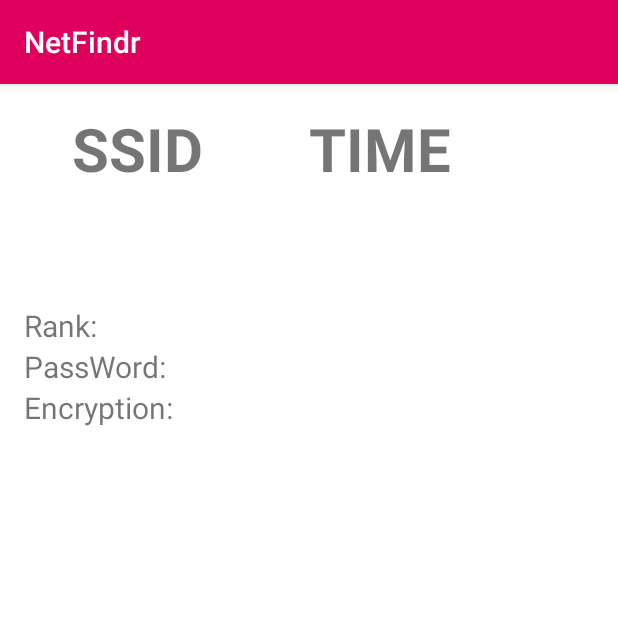
After one commit to Front-Door/NetFindr, an Android app: the SingleConnectionActivity screen opened directly, with no data from a screen before it, on a phone screen of 412 x 824 dp, the top half of it. The commit adds this screen. Run offline under Robolectric (Android 15) with nearby library versions, the phone set to English and light mode, and no system bars.

Commit message:
Added Single Connection page, and set up formatting and values for use

```diff
--- a/app/src/main/AndroidManifest.xml
+++ b/app/src/main/AndroidManifest.xml
@@ -10,17 +10,22 @@
     <uses-permission android:name="android.permission.ACCESS_COARSE_LOCATION" />
     <uses-permission android:name="android.permission.ACCESS_FINE_LOCATION" />
 
+    <android:uses-permission android:name="android.permission.WRITE_EXTERNAL_STORAGE" />
+    <android:uses-permission android:name="android.permission.READ_PHONE_STATE" />
+    <android:uses-permission android:name="android.permission.READ_EXTERNAL_STORAGE" />
+
     <application
         android:allowBackup="true"
         android:icon="@mipmap/ic_launcher"
         android:label="@string/app_name"
         android:supportsRtl="true"
         android:theme="@style/AppTheme">
-        <activity android:name=".MainActivity" >
+        <activity android:name=".MainActivity">
             <intent-filter>
                 <action android:name="android.intent.action.MAIN" />
 
                 <category android:name="android.intent.category.LAUNCHER" />
+
                 <action android:name="android.net.conn.CONNECTIVITY_CHANGE" />
             </intent-filter>
         </activity>
@@ -29,7 +34,8 @@
             android:name=".WifiService"
             android:exported="false" />
 
-        <activity android:name=".ConnectionListActivity"></activity>
+        <activity android:name=".ConnectionListActivity" />
+        <activity android:name=".SingleConnectionActivity"></activity>
     </application>
 
 </manifest>
--- /dev/null
+++ b/app/src/main/java/nz/frontdoor/netfindr/SingleConnectionActivity.java
@@ -0,0 +1,17 @@
+package nz.frontdoor.netfindr;
+
+import android.support.v7.app.AppCompatActivity;
+import android.os.Bundle;
+
+import java.text.SimpleDateFormat;
+
+public class SingleConnectionActivity extends AppCompatActivity {
+
+    SimpleDateFormat SD = new SimpleDateFormat("KK:mm a dd/MM/yy ");
+
+    @Override
+    protected void onCreate(Bundle savedInstanceState) {
+        super.onCreate(savedInstanceState);
+        setContentView(R.layout.activity_single_connection);
+    }
+}
--- a/app/src/main/res/layout/activity_connectionlist.xml
+++ b/app/src/main/res/layout/activity_connectionlist.xml
@@ -10,8 +10,11 @@
 
      <android.support.v7.widget.RecyclerView
         android:id="@+id/main_list"
-        android:layout_width="match_parent"
-        android:layout_height="match_parent"/>
+         android:layout_width="match_parent"
+         android:layout_height="match_parent">
+
+     </android.support.v7.widget.RecyclerView>
+
 
 
 </LinearLayout>
--- /dev/null
+++ b/app/src/main/res/layout/activity_single_connection.xml
@@ -0,0 +1,128 @@
+<?xml version="1.0" encoding="utf-8"?>
+<LinearLayout xmlns:android="http://schemas.android.com/apk/res/android"
+    xmlns:tools="http://schemas.android.com/tools"
+    android:layout_width="match_parent"
+    android:orientation="vertical"
+    android:layout_height="match_parent"
+    android:paddingBottom="@dimen/activity_vertical_margin"
+    android:paddingLeft="@dimen/activity_horizontal_margin"
+    android:paddingRight="@dimen/activity_horizontal_margin"
+    android:paddingTop="@dimen/activity_vertical_margin"
+    tools:context=".SingleConnectionActivity">
+
+    <LinearLayout
+        android:layout_width="match_parent"
+        android:layout_height="wrap_content"
+        android:orientation="vertical">
+        <LinearLayout
+            android:orientation="horizontal"
+            android:layout_height="0dp"
+            android:layout_width="match_parent"
+            android:layout_weight="1">
+            <TextView
+                android:paddingLeft="32dp"
+                android:textStyle="bold"
+                android:textSize="40dp"
+                android:text="SSID"
+                android:layout_width="0dp"
+                android:layout_height="wrap_content"
+                android:layout_weight="1"/>
+            <TextView
+                android:textStyle="bold"
+                android:textSize="40dp"
+                android:text="TIME"
+                android:layout_width="0dp"
+                android:layout_height="wrap_content"
+                android:layout_weight="1"/>
+        </LinearLayout>
+        <LinearLayout
+
+            android:orientation="horizontal"
+            android:layout_height="0dp"
+            android:layout_width="match_parent"
+            android:layout_weight="1">
+            <TextView
+                android:textSize="20dp"
+                android:paddingLeft="32dp"
+                android:id="@+id/connection_data1"
+                android:layout_width="0dp"
+                android:layout_height="wrap_content"
+                android:layout_weight="1"
+                tools:text="DATA1" />
+            <TextView
+                android:textSize="20dp"
+                android:id="@+id/connection_data2"
+                android:layout_width="0dp"
+                android:layout_height="wrap_content"
+                android:layout_weight="1"
+                tools:text="DATA2" />
+        </LinearLayout>
+    </LinearLayout>
+    <LinearLayout
+        android:paddingTop="50dp"
+        android:orientation="horizontal"
+        android:layout_width="match_parent"
+        android:layout_height="wrap_content">
+        <LinearLayout
+
+            android:layout_width="0dp"
+            android:layout_height="match_parent"
+            android:layout_weight="1"
+            android:orientation="vertical">
+
+
+            <TextView
+                android:textSize="20dp"
+                android:text="Rank:"
+                android:layout_height="wrap_content"
+                android:layout_width="wrap_content">
+
+            </TextView>
+            <TextView
+                android:textSize="20dp"
+                android:text="PassWord:"
+                android:layout_height="wrap_content"
+                android:layout_width="wrap_content">
+            </TextView>
+            <TextView
+                android:textSize="20dp"
+                android:text="Encryption:"
+                android:layout_height="wrap_content"
+                android:layout_width="wrap_content">
+            </TextView>
+
+
+        </LinearLayout>
+        <LinearLayout
+            android:layout_width="0dp"
+            android:layout_height="match_parent"
+            android:layout_weight="1"
+            android:orientation="vertical">
+
+            <TextView
+                android:textSize="20dp"
+                android:layout_width="wrap_content"
+                android:layout_height="wrap_content"
+                tools:text="DATA3" />
+                android:id="@+id/connection_data3"
+            <TextView
+                android:textSize="20dp"
+                android:layout_width="wrap_content"
+                android:layout_height="wrap_content"
+                android:id="@+id/connection_data4"
+
+                tools:text="DATA4" />
+            <TextView
+                android:id="@+id/connection_data5"
+                android:textSize="20dp"
+                android:layout_width="wrap_content"
+                android:layout_height="wrap_content"
+
+                tools:text="DATA5" />
+
+        </LinearLayout>
+
+    </LinearLayout>
+
+
+</LinearLayout>
```
